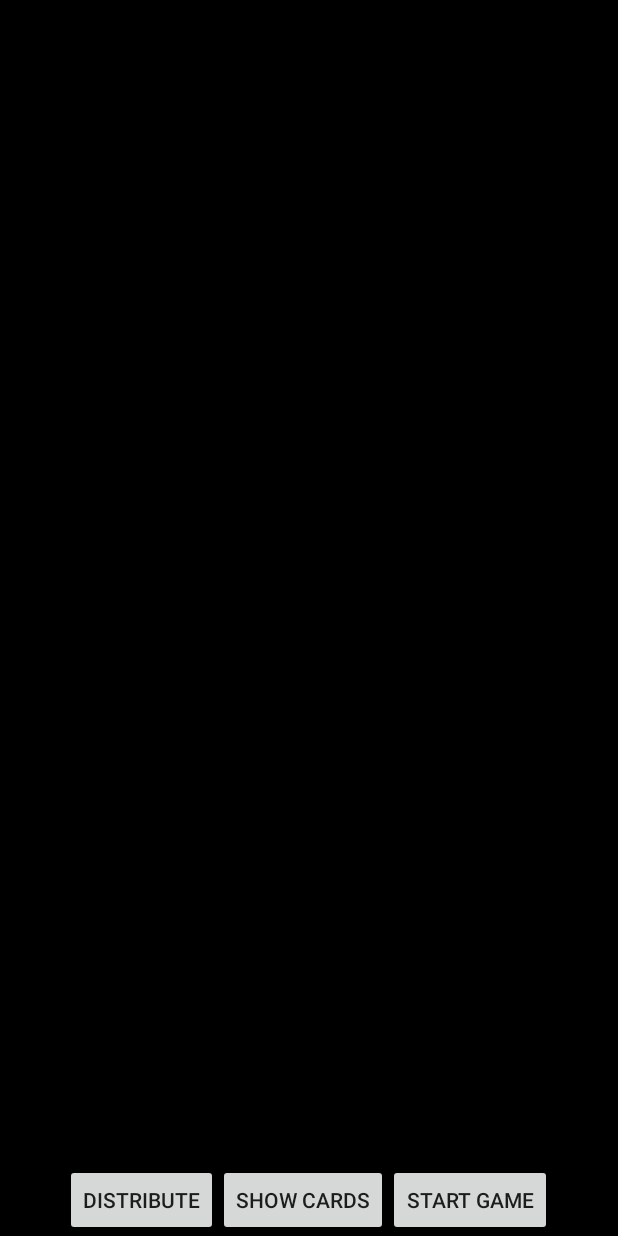
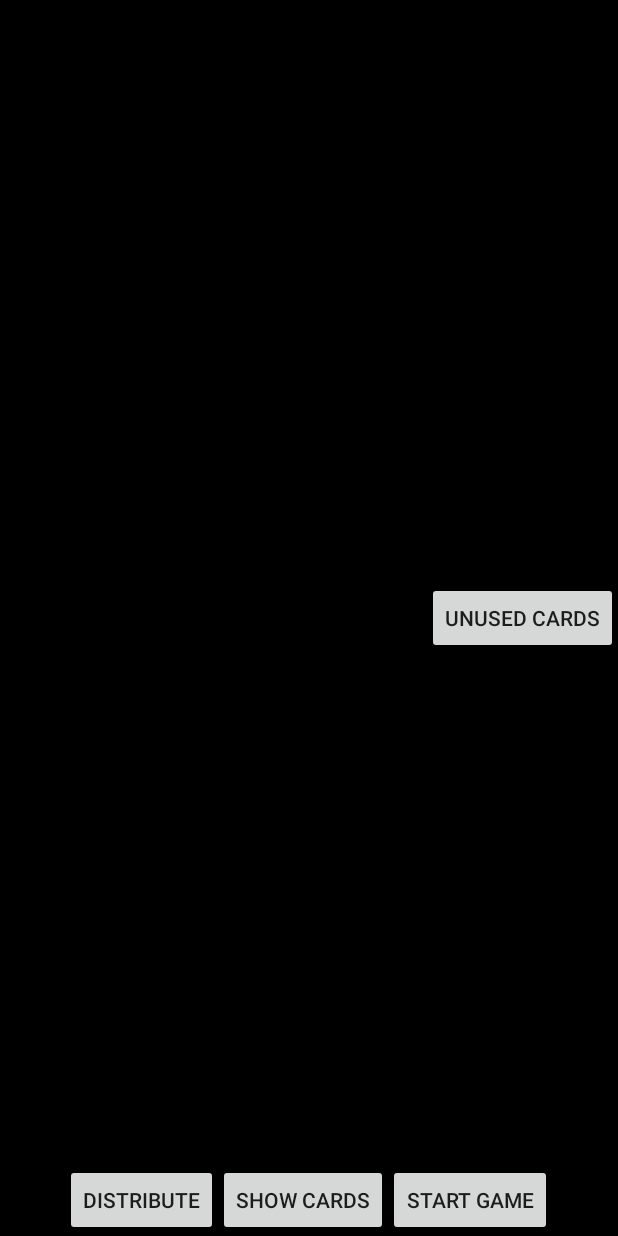
Before and after one commit to arihantsethia/DeckOfCards, an Android app: the layout game_main.xml on its own in the app's theme, with its tools: preview values and no code run, on a phone screen of 412 x 824 dp. Run offline under Robolectric (Android 15) with nearby library versions, the phone set to English and light mode, and no system bars.

Commit message:
Latest UI Changes

```diff
--- a/app/src/main/res/layout/game_main.xml
+++ b/app/src/main/res/layout/game_main.xml
@@ -42,6 +42,22 @@
         </LinearLayout>
     </HorizontalScrollView>
 
+    <FrameLayout
+        android:id="@+id/center_container"
+        android:layout_width="wrap_content"
+        android:layout_height="wrap_content"
+        android:layout_centerInParent="true"/>
+
+    <Button
+        android:id="@+id/btn_unused"
+        android:layout_width="wrap_content"
+        android:layout_height="wrap_content"
+        android:layout_alignParentRight="true"
+        android:layout_centerInParent="true"
+        android:text="Unused cards"/>
+
+
+
     <LinearLayout
         android:layout_width="match_parent"
         android:layout_height="wrap_content"
@@ -50,12 +66,14 @@
 
         <HorizontalScrollView
             android:id="@+id/scroller_card_panel"
-            android:layout_width="match_parent"
-            android:layout_height="wrap_content" >
+            android:layout_width="500dp"
+            android:layout_height="wrap_content"
+            android:layout_gravity="center_horizontal">
 
             <LinearLayout
                 android:id="@+id/card_panel"
-                android:layout_width="wrap_content"
+                android:layout_width="500dp"
+                android:layout_marginLeft="-30dp"
                 android:layout_height="wrap_content"
                 android:layout_gravity="center_horizontal"
                 android:orientation="horizontal" >
@@ -95,17 +113,17 @@
                 android:visibility="gone" />
 
             <Button
-                android:id="@+id/take_card"
+                android:id="@+id/from_table"
                 android:layout_width="wrap_content"
                 android:layout_height="wrap_content"
-                android:text="Take Card"
+                android:text="From Table"
                 android:visibility="gone" />
 
             <Button
-                android:id="@+id/move_to_trash"
+                android:id="@+id/from_unused"
                 android:layout_width="wrap_content"
                 android:layout_height="wrap_content"
-                android:text="Move to Thrash"
+                android:text="From Unused"
                 android:visibility="gone" />
         </LinearLayout>
     </LinearLayout>
```
Also changed, not shown: app/src/main/AndroidManifest.xml (+4 -3 lines), app/src/main/java/com/enigma/deckofcards/Player.java (+13 -1 lines), app/src/main/java/com/enigma/deckofcards/activity/GameActivity.java (+93 -19 lines), app/src/main/java/com/enigma/deckofcards/activity/MainActivity.java (+11 -2 lines).
